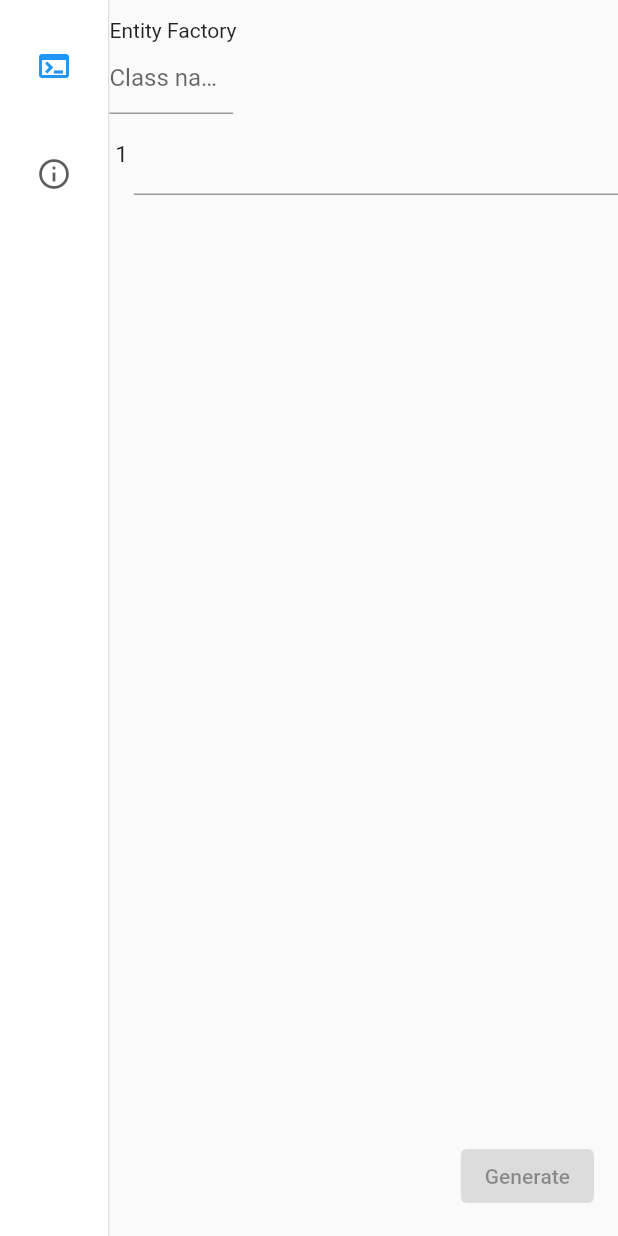
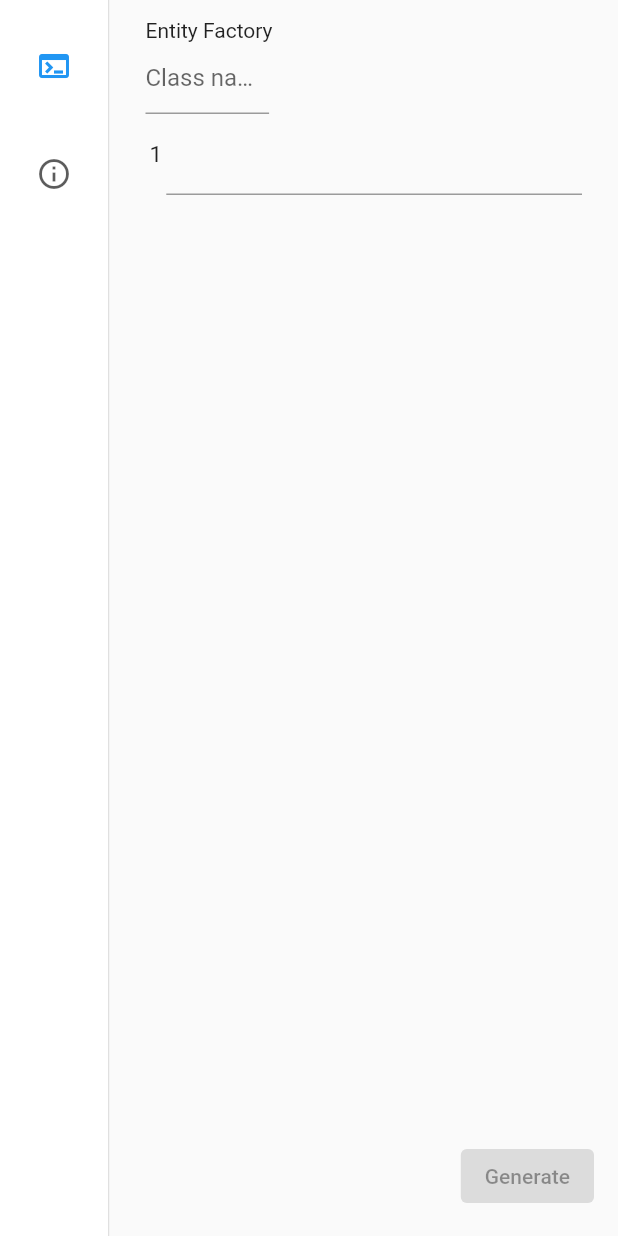
Before and after one commit to alexandreparra/boiler_plate_killer, a Flutter app: the screen it shows after launch, on a phone screen of 412 x 824 dp. Run offline on Flutter 3.47's test engine with Material 2 defaults, Android fonts, the phone set to English and light mode, and no system bars.

Commit message:
[ADD] body padding and class name TextField

```diff
--- a/lib/pages/entity_boilerplate/entity_boilerplate.dart
+++ b/lib/pages/entity_boilerplate/entity_boilerplate.dart
@@ -5,7 +5,7 @@ import 'package:flutter/material.dart';
 import 'package:provider/provider.dart';
 
 class EntityBoilerplate extends StatefulWidget {
-  EntityBoilerplate({Key? key}) : super(key: key);
+  const EntityBoilerplate({Key? key}) : super(key: key);
 
   @override
   State<EntityBoilerplate> createState() => _EntityBoilerplateState();
@@ -27,17 +27,20 @@ class _EntityBoilerplateState extends State<EntityBoilerplate> {
     return Consumer<EntityBoilerplateNotifier>(builder: (context, notifier, _) {
       return Scaffold(
           floatingActionButton: ElevatedButton(
-            child: Text('Generate'),
             onPressed: notifier.generateEntityFlag == true
                 ? () {
                     notifier.generateEntity(
                         _classNameController.text, _fieldsController.text);
                   }
                 : null,
+            child: const Text('Generate'),
           ),
-          body: SingleChildScrollView(
-            child:
-                Column(crossAxisAlignment: CrossAxisAlignment.start, children: [
+          body: Padding(
+            padding: const EdgeInsets.symmetric(horizontal: 24),
+            child: SingleChildScrollView(
+              child: Column(
+                  crossAxisAlignment: CrossAxisAlignment.start,
+                  children: [
                     const SizedBox(height: 12),
                     const Text('Entity Factory'),
                     SizedBox(
@@ -45,7 +48,8 @@ class _EntityBoilerplateState extends State<EntityBoilerplate> {
                         child: TextField(
                             controller: _classNameController,
                             onChanged: notifier.checkClassName,
-                      decoration: InputDecoration(hintText: 'Class name'))),
+                            decoration:
+                                const InputDecoration(hintText: 'Class name'))),
                     Row(
                       mainAxisAlignment: MainAxisAlignment.start,
                       crossAxisAlignment: CrossAxisAlignment.start,
@@ -64,6 +68,7 @@ class _EntityBoilerplateState extends State<EntityBoilerplate> {
                       ],
                     ),
                   ]),
+            ),
           ));
     });
   }
```
Lines whose indentation alone changed are shown as unchanged.
